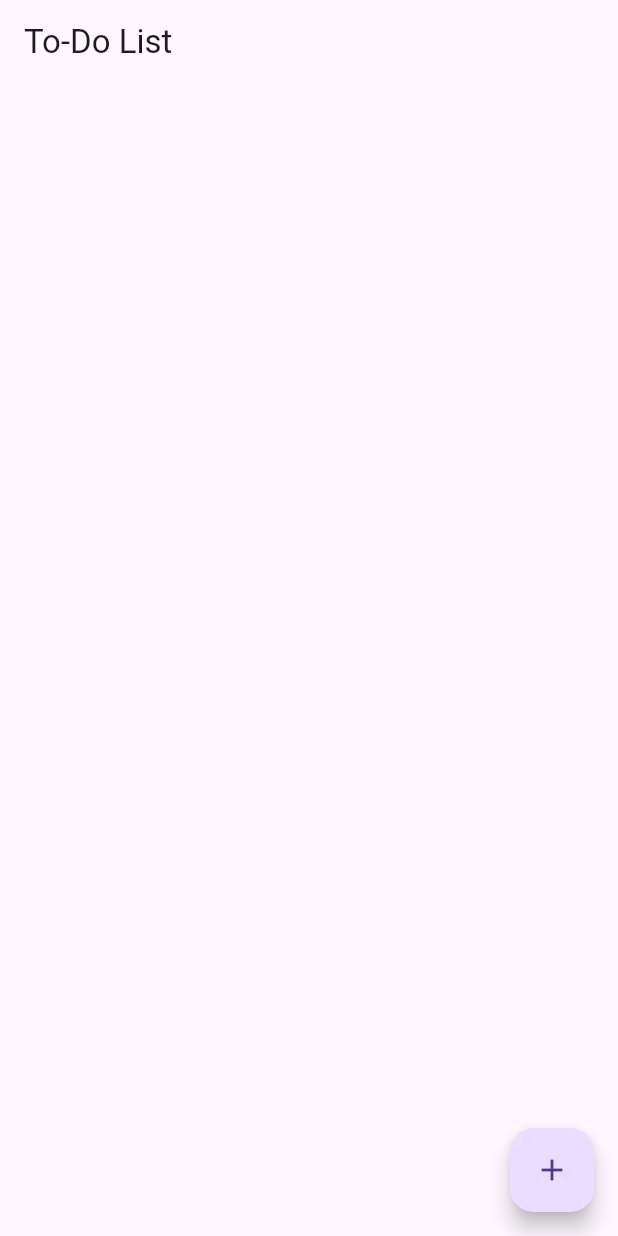
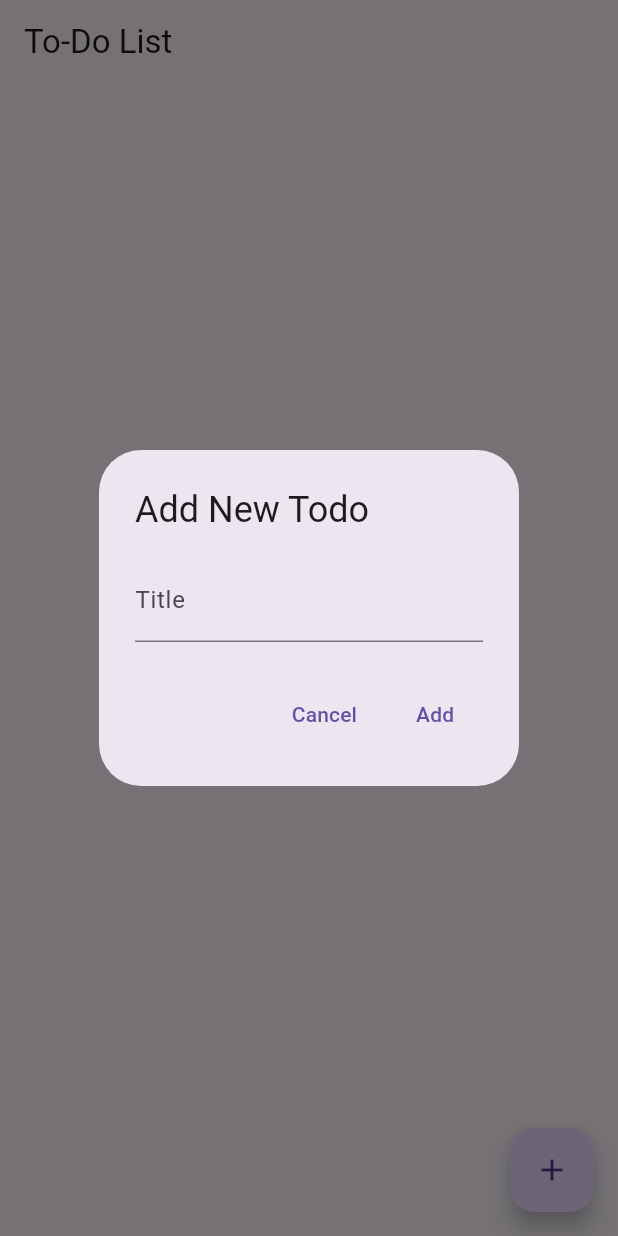
Before and after one commit to tvlas/clean-todo-app, a Flutter app: the screen it shows after launch, after a tap on the "add" icon, on a phone screen of 412 x 824 dp. Run offline on Flutter 3.47's test engine with Material 3 defaults, Android fonts, the phone set to English and light mode, and no system bars; our stand-ins replace dartz, equatable, flutter_bloc, shared_preferences.

Commit message:
feat: add todo task

```diff
--- a/lib/features/todo/presentation/bloc/todo_bloc.dart
+++ b/lib/features/todo/presentation/bloc/todo_bloc.dart
@@ -1,5 +1,5 @@
-import 'package:bloc/bloc.dart';
 import 'package:equatable/equatable.dart';
+import 'package:flutter_bloc/flutter_bloc.dart';
 
 import '../../../../core/usecases/usecase.dart';
 import '../../domain/entities/todo.dart';
@@ -36,7 +36,10 @@ class TodoBloc extends Bloc<TodoEvent, TodoState> {
       final failureOrSuccess = await addTodo(event.todo);
       emit(failureOrSuccess.fold(
         (failure) => const TodoError(message: 'Error adding todo'),
-        (_) => TodoAdded(),
+        (_) {
+          add(GetTodosEvent());
+          return TodoAdded();
+        },
       ));
     });
 
@@ -44,7 +47,10 @@ class TodoBloc extends Bloc<TodoEvent, TodoState> {
       final failureOrSuccess = await updateTodo(event.todo);
       emit(failureOrSuccess.fold(
         (failure) => const TodoError(message: 'Error updating todo'),
-        (_) => TodoUpdated(),
+        (_) {
+          add(GetTodosEvent());
+          return TodoUpdated();
+        },
       ));
     });
 
@@ -52,7 +58,10 @@ class TodoBloc extends Bloc<TodoEvent, TodoState> {
       final failureOrSuccess = await deleteTodo(event.id);
       emit(failureOrSuccess.fold(
         (failure) => const TodoError(message: 'Error deleting todo'),
-        (_) => TodoDeleted(),
+        (_) {
+          add(GetTodosEvent());
+          return TodoDeleted();
+        },
       ));
     });
   }
--- /dev/null
+++ b/lib/features/todo/presentation/pages/add_todo_dialog.dart
@@ -0,0 +1,64 @@
+// lib/features/todo/presentation/pages/add_todo_dialog.dart
+
+import 'package:flutter/material.dart';
+import 'package:flutter_bloc/flutter_bloc.dart';
+
+import '../../domain/entities/todo.dart';
+import '../bloc/todo_bloc.dart';
+
+class AddTodoDialog extends StatefulWidget {
+  const AddTodoDialog({super.key});
+
+  @override
+  AddTodoDialogState createState() => AddTodoDialogState();
+}
+
+class AddTodoDialogState extends State<AddTodoDialog> {
+  final _formKey = GlobalKey<FormState>();
+  String _title = '';
+
+  @override
+  Widget build(BuildContext context) {
+    return AlertDialog(
+      title: const Text('Add New Todo'),
+      content: Form(
+        key: _formKey,
+        child: TextFormField(
+          decoration: const InputDecoration(labelText: 'Title'),
+          validator: (value) {
+            if (value == null || value.isEmpty) {
+              return 'Please enter a title';
+            }
+            return null;
+          },
+          onSaved: (value) {
+            _title = value ?? '';
+          },
+        ),
+      ),
+      actions: [
+        TextButton(
+          onPressed: () {
+            Navigator.of(context).pop();
+          },
+          child: const Text('Cancel'),
+        ),
+        TextButton(
+          onPressed: () {
+            if (_formKey.currentState?.validate() ?? false) {
+              _formKey.currentState?.save();
+              final newTodo = Todo(
+                id: DateTime.now().toString(),
+                title: _title,
+                isCompleted: false,
+              );
+              context.read<TodoBloc>().add(AddTodoEvent(newTodo));
+              Navigator.of(context).pop();
+            }
+          },
+          child: const Text('Add'),
+        ),
+      ],
+    );
+  }
+}
--- a/lib/features/todo/presentation/pages/todo_page.dart
+++ b/lib/features/todo/presentation/pages/todo_page.dart
@@ -1,8 +1,11 @@
+// lib/features/todo/presentation/pages/todo_page.dart
+
 import 'package:flutter/material.dart';
 import 'package:flutter_bloc/flutter_bloc.dart';
 
 import '../bloc/todo_bloc.dart';
 import '../widgets/todo_list.dart';
+import 'add_todo_dialog.dart';
 
 class TodoPage extends StatelessWidget {
   const TodoPage({super.key});
@@ -27,7 +30,10 @@ class TodoPage extends StatelessWidget {
       ),
       floatingActionButton: FloatingActionButton(
         onPressed: () {
-          // Logic to add a new todo
+          showDialog(
+            context: context,
+            builder: (context) => const AddTodoDialog(),
+          );
         },
         child: const Icon(Icons.add),
       ),
```
